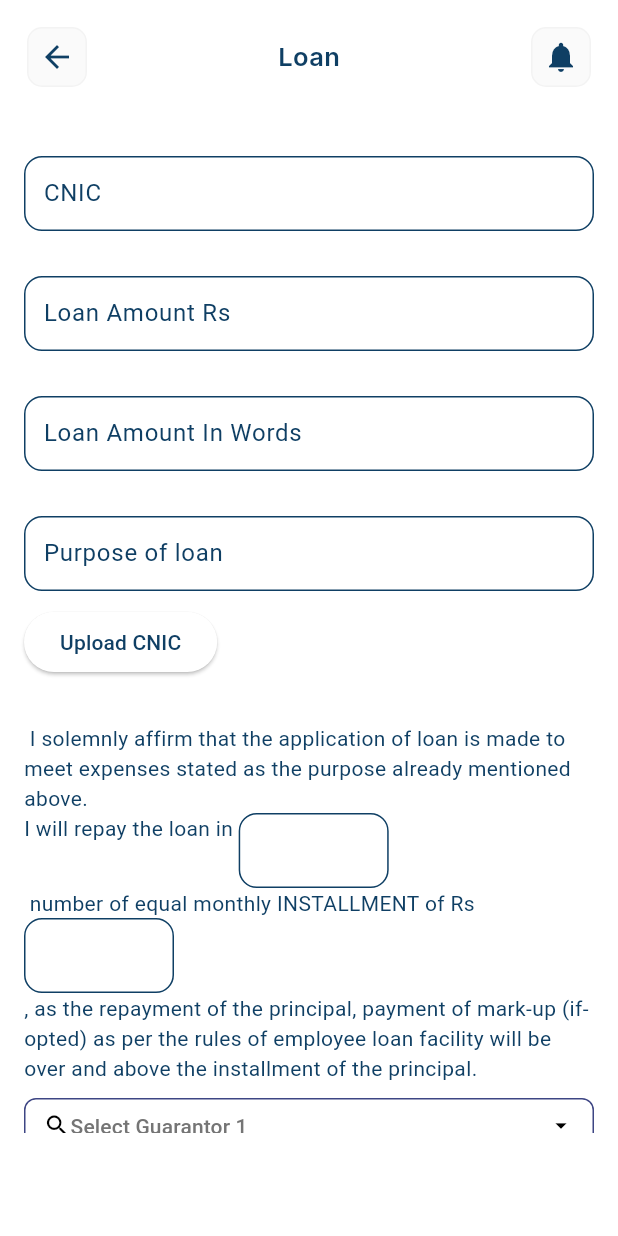
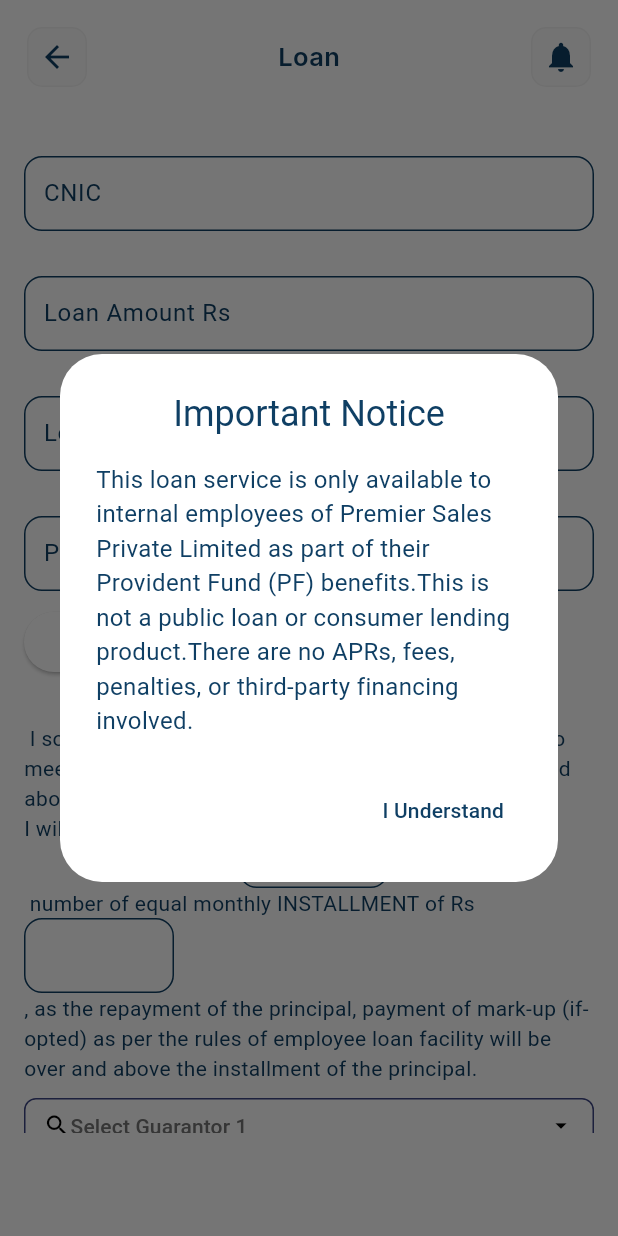
Before and after one commit to premiergroupdev/ESS, a Flutter app: the Loan screen opened directly, scrolled down 576 dp, after a tap on "Upload CNIC", on a phone screen of 412 x 824 dp. Run offline on Flutter 3.47's test engine with Material 3 defaults, Android fonts, the phone set to English and light mode, and no system bars; our stand-ins replace cherry_toast, cloud_firestore, confetti, connectivity, dio, firebase_core and 28 more; missing offline and left inert: flutter_background_service, in_app_update; accounts and stored records are empty; network calls fail; statements that could not run were skipped.

Commit message:
loan pop up

```diff
--- a/lib/Ess_App/src/views/Loan/loan_view.dart
+++ b/lib/Ess_App/src/views/Loan/loan_view.dart
@@ -26,7 +26,15 @@
 
   final GlobalKey<ScaffoldState> _scaffoldKey = GlobalKey<ScaffoldState>();
   final _formKey = GlobalKey<FormState>();
+
+
   @override
+
+  @override
+  void initState() {
+    // WidgetsBinding.instance.addPostFrameCallback((_) => showDisclaimerDialog());
+    super.initState();
+  }
   Widget build(BuildContext context) {
     return
       ViewModelBuilder<LoanViewModel>.reactive(
--- a/lib/Ess_App/src/views/Loan/loan_view_model.dart
+++ b/lib/Ess_App/src/views/Loan/loan_view_model.dart
@@ -1,5 +1,6 @@
 // import 'package:file_picker/file_picker.dart';
 import 'package:flutter/cupertino.dart';
+import 'package:flutter/material.dart';
 import 'package:image_picker/image_picker.dart';
 import 'package:stacked/stacked.dart';
 import '../../base/utils/constants.dart';
@@ -88,6 +89,31 @@
       print('Error picking file: $e');
     }
   }
+  void showDisclaimerDialog(BuildContext context) {
+    showDialog(
+      context: context,
+      builder: (BuildContext context) {
+        return AlertDialog(
+          title: Text('Important Notice', style: TextStyle(),textAlign: TextAlign.center,),
+          content: SingleChildScrollView(
+            child: Text(
+              'This loan service is only available to internal employees of Premier Sales Private Limited as part of their Provident Fund (PF) benefits.This is not a public loan or consumer lending product.There are no APRs, fees, penalties, or third-party financing involved.',
+              style: TextStyle(fontSize: 16, ),
+
+            ),
+          ),
+          actions: [
+            TextButton(
+              child: Text('I Understand'),
+              onPressed: () {
+                Navigator.of(context).pop();
+              },
+            ),
+          ],
+        );
+      },
+    );
+  }
   void calculateMonthlyAmount() {
     double loanAmount = double.tryParse(loanamountrs.text) ?? 0.0;
     double repayMonth = double.tryParse(repay_loan_month_controller.text) ?? 1.0; // Default to 1 if parsing fails or value is 0
@@ -102,6 +128,7 @@
     await getFinalApprovalData(context);
           await guaranterdata(context);
           await branchdata(context);
+    showDisclaimerDialog(context);
 
 
 
```
Also changed, not shown: pubspec.lock, 2 other files.
